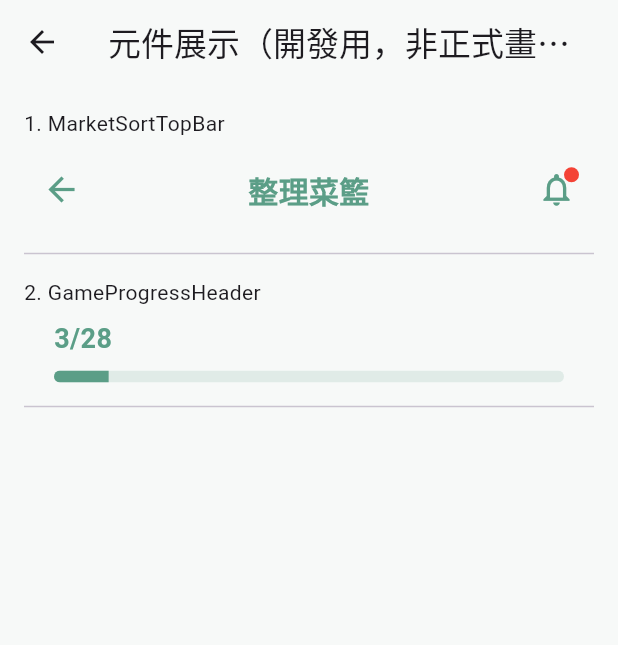
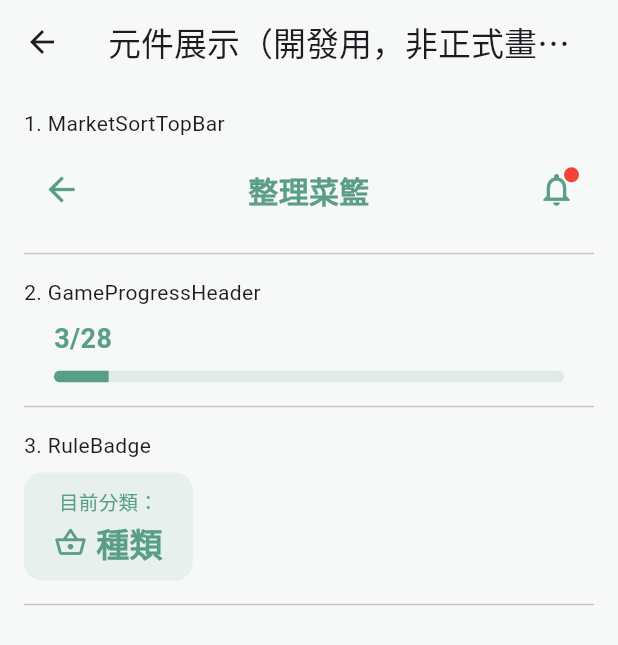
Before and after one commit to LightMemory-Team/LightMemory-frontend, a Flutter app: the WidgetGalleryScreen screen opened directly, on a phone screen of 412 x 824 dp. Shown: the top 645 px of the screen. Run offline on Flutter 3.47's test engine with Material 3 defaults, Android fonts, the phone set to English and light mode, and no system bars; our stand-ins replace audioplayers.

Commit message:
feat: 新增RuleBadge元件

```diff
--- /dev/null
+++ b/lib/features/game/market_sort/widgets/rule_badge.dart
@@ -0,0 +1,52 @@
+import 'package:flutter/material.dart';
+import '../../../../theme/app_theme.dart';
+import '../models/game_rule.dart';
+
+class RuleBadge extends StatelessWidget {
+  final GameRule rule;
+
+  const RuleBadge({super.key, required this.rule});
+
+  @override
+  Widget build(BuildContext context) {
+    return Align(
+      alignment: Alignment.centerLeft, // 之後放進遊戲畫面時，外面通常會再包一層置中
+      child: Container(
+        padding: const EdgeInsets.symmetric(horizontal: 20, vertical: 10),
+        decoration: BoxDecoration(
+          color: AppTheme.primaryColor.withValues(alpha: 0.1),
+          borderRadius: BorderRadius.circular(12),
+        ),
+        child: Column(
+          mainAxisSize: MainAxisSize.min,
+          children: [
+            const Text(
+              '目前分類：',
+              style: TextStyle(fontSize: 13, color: AppTheme.primaryColor),
+            ),
+            const SizedBox(height: 2),
+            Row(
+              mainAxisSize: MainAxisSize.min,
+              children: [
+                const Icon(
+                  Icons.shopping_basket_outlined,
+                  color: AppTheme.primaryColor,
+                  size: 22,
+                ),
+                const SizedBox(width: 6),
+                Text(
+                  rule.label,
+                  style: const TextStyle(
+                    fontSize: 22,
+                    fontWeight: FontWeight.bold,
+                    color: AppTheme.primaryColor,
+                  ),
+                ),
+              ],
+            ),
+          ],
+        ),
+      ),
+    );
+  }
+}
--- a/lib/screens/_widget_gallery_screen.dart
+++ b/lib/screens/_widget_gallery_screen.dart
@@ -1,6 +1,8 @@
 import 'package:flutter/material.dart';
 import '../features/game/market_sort/widgets/market_sort_top_bar.dart';
 import '../features/game/market_sort/widgets/game_progress_header.dart';
+import '../features/game/market_sort/widgets/rule_badge.dart';
+import '../features/game/market_sort/models/game_rule.dart';
 
 class WidgetGalleryScreen extends StatelessWidget {
   const WidgetGalleryScreen({super.key});
@@ -30,6 +32,11 @@ class WidgetGalleryScreen extends StatelessWidget {
               totalQuestionCount: 28,
             ),
             const Divider(height: 32),
+
+            const Text('3. RuleBadge'),
+            const SizedBox(height: 8),
+            const RuleBadge(rule: GameRule.species),
+            const Divider(height: 32),
           ],
         ),
       ),
```
